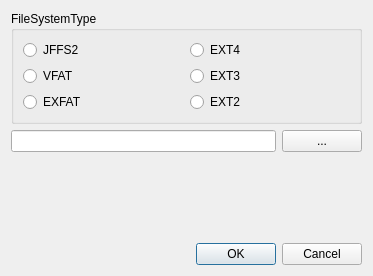
First picture: the form in src/mainwindow.ui, repository QQxiaoming/QFSViewer, before the edit.
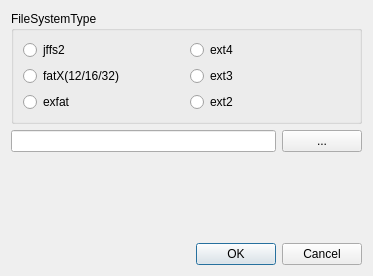
Second picture: the form after the edit.

Patch:
```diff
--- a/src/mainwindow.ui
+++ b/src/mainwindow.ui
@@ -25,21 +25,21 @@
         <item>
          <widget class="QRadioButton" name="radioButton_jffs2">
           <property name="text">
-           <string>JFFS2</string>
+           <string>jffs2</string>
           </property>
          </widget>
         </item>
         <item>
          <widget class="QRadioButton" name="radioButton_vfat">
           <property name="text">
-           <string>VFAT</string>
+           <string>fatX(12/16/32)</string>
           </property>
          </widget>
         </item>
         <item>
          <widget class="QRadioButton" name="radioButton_exfat">
           <property name="text">
-           <string>EXFAT</string>
+           <string>exfat</string>
           </property>
          </widget>
         </item>
@@ -50,21 +50,21 @@
         <item>
          <widget class="QRadioButton" name="radioButton_ext4">
           <property name="text">
-           <string>EXT4</string>
+           <string>ext4</string>
           </property>
          </widget>
         </item>
         <item>
          <widget class="QRadioButton" name="radioButton_ext3">
           <property name="text">
-           <string>EXT3</string>
+           <string>ext3</string>
           </property>
          </widget>
         </item>
         <item>
          <widget class="QRadioButton" name="radioButton_ext2">
           <property name="text">
-           <string>EXT2</string>
+           <string>ext2</string>
           </property>
          </widget>
         </item>
```
Left out of the diff: 2 changed lines with no effect on the pictures.
